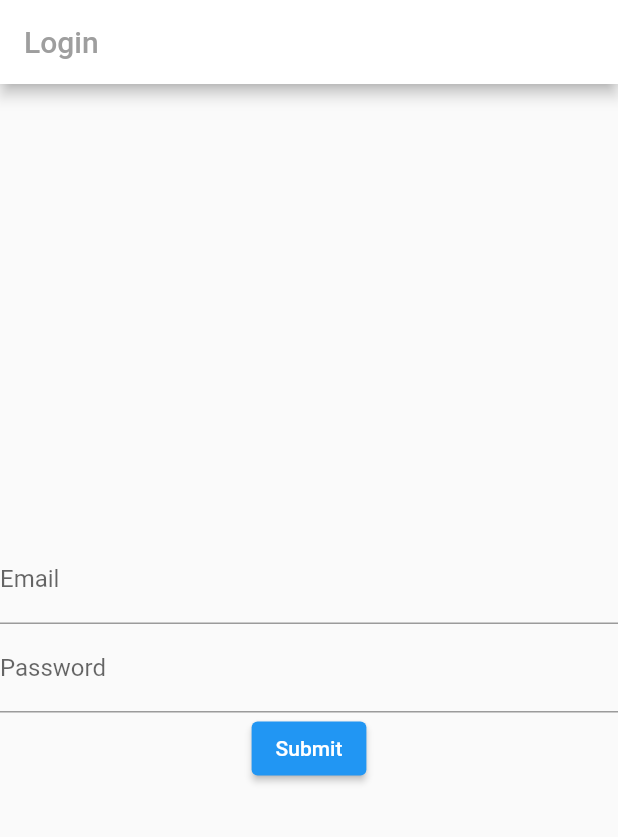
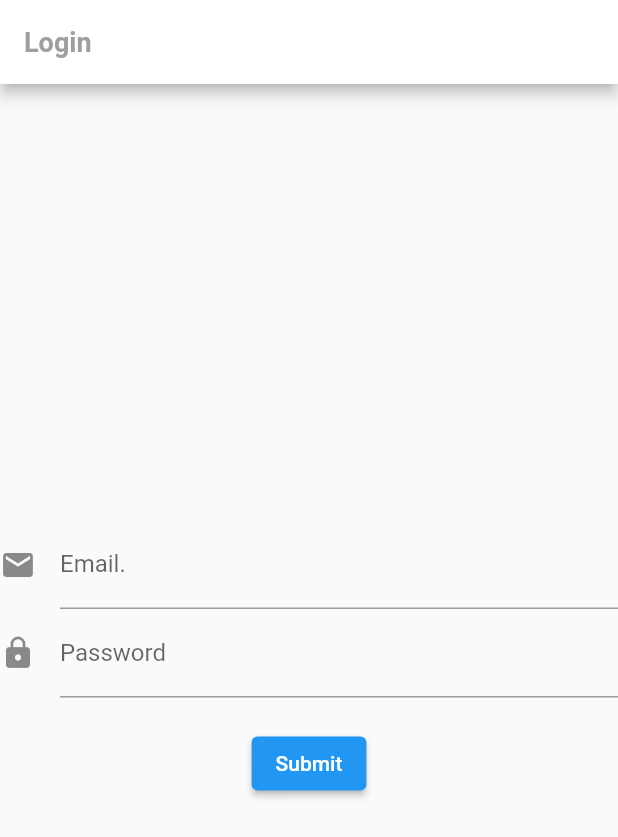
Before and after one commit to pardeep5516/log_form, a Flutter app: the screen it shows after launch, on a phone screen of 412 x 824 dp. Shown: the top 837 px of the screen. Run offline on Flutter 3.47's test engine with Material 2 defaults, Android fonts, the light colour scheme and no system bars.

Commit message:
fix widget

```diff
--- a/lib/src/app.dart
+++ b/lib/src/app.dart
@@ -14,6 +14,8 @@ class App extends StatelessWidget {
             "Login",
             style: TextStyle(
               color: Colors.grey,
+              fontSize: 18,
+              fontWeight: FontWeight.bold,
             ),
           ),
         ),
--- a/lib/src/widgets/login_form_widget.dart
+++ b/lib/src/widgets/login_form_widget.dart
@@ -12,15 +12,18 @@ class LoginForm extends StatelessWidget {
           TextFormField(
             decoration: const InputDecoration(
               hintText: "xyz@mail.com",
-              labelText: "Email",
+              icon: Icon(Icons.mail),
+              labelText: "Email.",
             ),
           ),
           TextFormField(
             decoration: const InputDecoration(
-              hintText: String.fromEnvironment("Password"),
+              hintText: String.fromEnvironment("Password."),
+              icon: Icon(Icons.lock),
               labelText: "Password",
             ),
           ),
+          const SizedBox(height: 20),
           ElevatedButton(
             onPressed: () {},
             child: const Text("Submit"),
```
